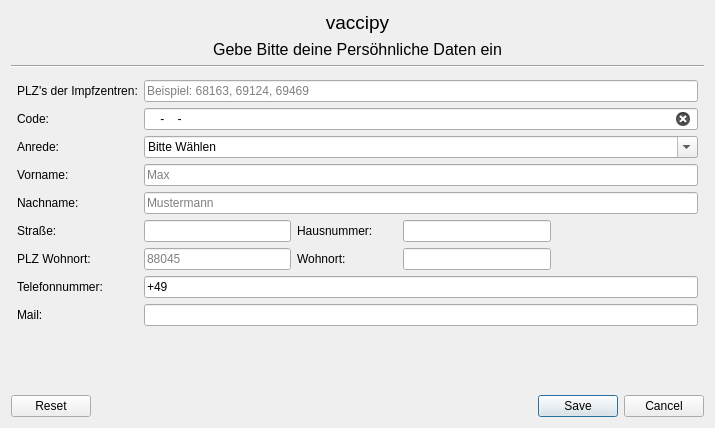
Above: tools/gui/kontaktdaten.ui from timreibe/vaccipy before the change. Below: the same form after it.
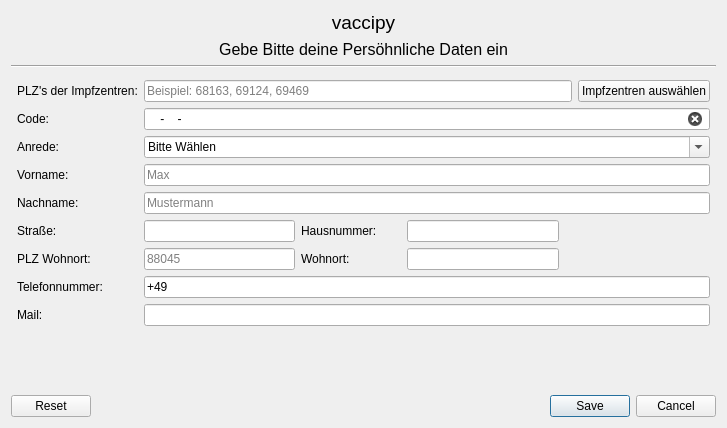
That is the form after the change.

Commit message: die Gruppierten PLZ der Impfzentren werden nun auch in der GUI angezeigt

What changed in the file:
```diff
--- a/tools/gui/kontaktdaten.ui
+++ b/tools/gui/kontaktdaten.ui
@@ -6,7 +6,7 @@
    <rect>
     <x>0</x>
     <y>0</y>
-    <width>715</width>
+    <width>727</width>
     <height>428</height>
    </rect>
   </property>
@@ -29,6 +29,41 @@
      </property>
     </widget>
    </item>
+   <item row="1" column="0">
+    <widget class="QLabel" name="subheader_label">
+     <property name="font">
+      <font>
+       <pointsize>12</pointsize>
+      </font>
+     </property>
+     <property name="text">
+      <string>Gebe Bitte deine Persöhnliche Daten ein</string>
+     </property>
+     <property name="alignment">
+      <set>Qt::AlignCenter</set>
+     </property>
+    </widget>
+   </item>
+   <item row="2" column="0">
+    <widget class="Line" name="line">
+     <property name="orientation">
+      <enum>Qt::Horizontal</enum>
+     </property>
+    </widget>
+   </item>
+   <item row="5" column="0">
+    <spacer name="verticalSpacer">
+     <property name="orientation">
+      <enum>Qt::Vertical</enum>
+     </property>
+     <property name="sizeHint" stdset="0">
+      <size>
+       <width>20</width>
+       <height>40</height>
+      </size>
+     </property>
+    </spacer>
+   </item>
    <item row="3" column="0">
     <layout class="QGridLayout" name="main_grid">
      <item row="1" column="1">
@@ -52,22 +87,6 @@
          </property>
         </widget>
        </item>
-       <item row="0" column="1">
-        <widget class="QLineEdit" name="i_plz_impfzentren">
-         <property name="inputMask">
-          <string/>
-         </property>
-         <property name="text">
-          <string/>
-         </property>
-         <property name="placeholderText">
-          <string>Beispiel: 68163, 69124, 69469</string>
-         </property>
-         <property name="clearButtonEnabled">
-          <bool>true</bool>
-         </property>
-        </widget>
-       </item>
        <item row="1" column="0">
         <widget class="QLabel" name="code_label">
          <property name="text">
@@ -314,46 +333,38 @@
          </property>
         </widget>
        </item>
+       <item row="0" column="1">
+        <layout class="QGridLayout" name="plz_zentren_grid_layout">
+         <item row="0" column="0">
+          <widget class="QLineEdit" name="i_plz_impfzentren">
+           <property name="inputMask">
+            <string/>
+           </property>
+           <property name="text">
+            <string/>
+           </property>
+           <property name="placeholderText">
+            <string>Beispiel: 68163, 69124, 69469</string>
+           </property>
+           <property name="clearButtonEnabled">
+            <bool>true</bool>
+           </property>
+          </widget>
+         </item>
+         <item row="0" column="1">
+          <widget class="QPushButton" name="b_impfzentren_waehlen">
+           <property name="text">
+            <string>Impfzentren auswählen</string>
+           </property>
+          </widget>
+         </item>
+        </layout>
+       </item>
       </layout>
      </item>
     </layout>
    </item>
-   <item row="1" column="0">
-    <widget class="QLabel" name="subheader_label">
-     <property name="font">
-      <font>
-       <pointsize>12</pointsize>
-      </font>
-     </property>
-     <property name="text">
-      <string>Gebe Bitte deine Persöhnliche Daten ein</string>
-     </property>
-     <property name="alignment">
-      <set>Qt::AlignCenter</set>
-     </property>
-    </widget>
-   </item>
-   <item row="4" column="0">
-    <spacer name="verticalSpacer">
-     <property name="orientation">
-      <enum>Qt::Vertical</enum>
-     </property>
-     <property name="sizeHint" stdset="0">
-      <size>
-       <width>20</width>
-       <height>40</height>
-      </size>
-     </property>
-    </spacer>
-   </item>
-   <item row="2" column="0">
-    <widget class="Line" name="line">
-     <property name="orientation">
-      <enum>Qt::Horizontal</enum>
-     </property>
-    </widget>
-   </item>
-   <item row="5" column="0">
+   <item row="6" column="0">
     <widget class="QDialogButtonBox" name="buttonBox">
      <property name="standardButtons">
       <set>QDialogButtonBox::Cancel|QDialogButtonBox::Reset|QDialogButtonBox::Save</set>
```
Left out of the diff: 1 changed line with no effect on the pictures. The commit also changes 3 other files.
